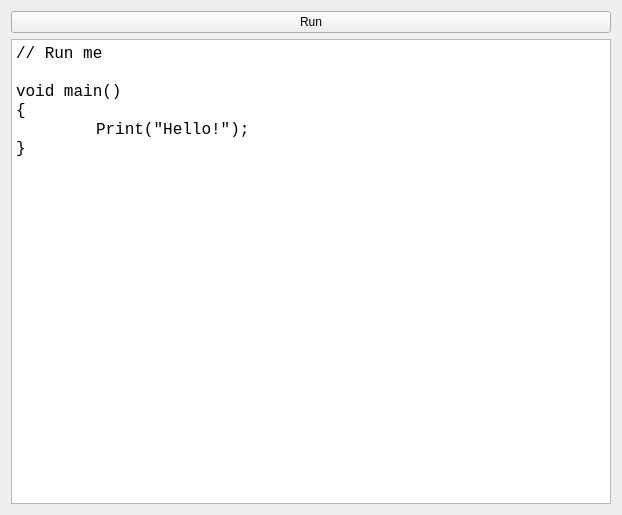
Above: flxEditor/EditorCodeEditor.ui from TreePuncher/gamekit before the change. Below: the same form after it.
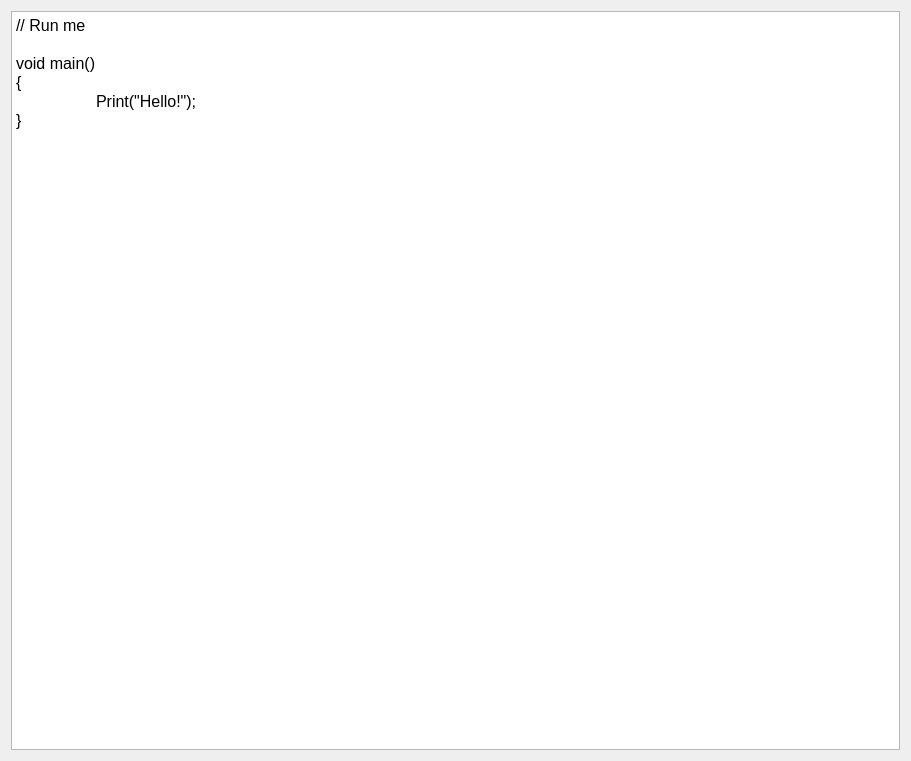
That is the form after the change.

Patch:
```diff
--- a/flxEditor/EditorCodeEditor.ui
+++ b/flxEditor/EditorCodeEditor.ui
@@ -6,26 +6,18 @@
    <rect>
     <x>0</x>
     <y>0</y>
-    <width>622</width>
-    <height>515</height>
+    <width>911</width>
+    <height>761</height>
    </rect>
   </property>
   <property name="windowTitle">
    <string>EditorCodeEditor</string>
   </property>
   <layout class="QVBoxLayout" name="verticalLayout">
-   <item>
-    <widget class="QPushButton" name="run">
-     <property name="text">
-      <string>Run</string>
-     </property>
-    </widget>
-   </item>
    <item>
     <widget class="QPlainTextEdit" name="plainTextEdit">
      <property name="font">
       <font>
-       <family>Consolas</family>
        <pointsize>12</pointsize>
       </font>
      </property>
```
